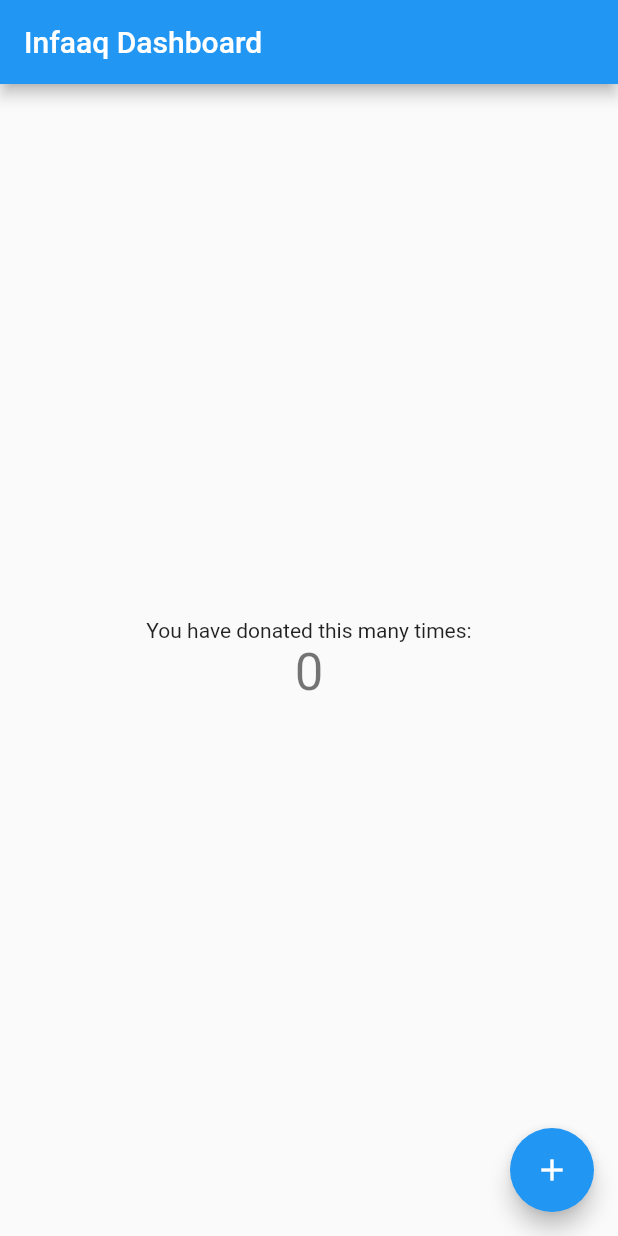
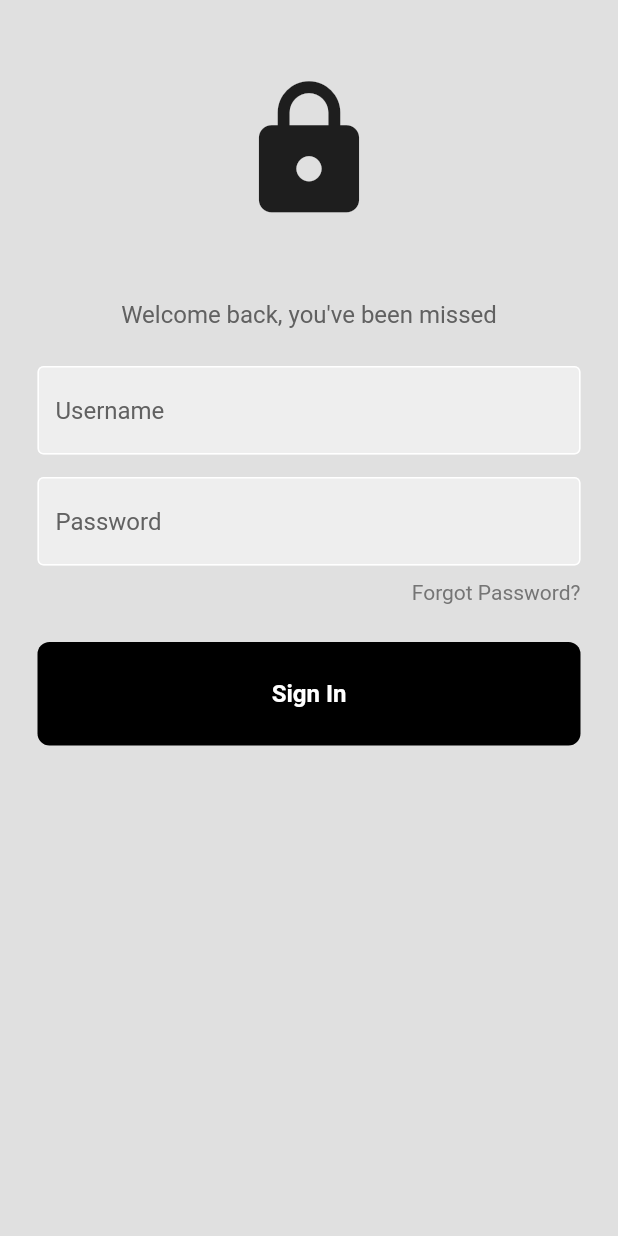
Before and after one commit to smabbasht/Infaaq-Platform-App, a Flutter app: the screen it shows after launch, on a phone screen of 412 x 824 dp. Run offline on Flutter 3.47's test engine with Material 2 defaults, Android fonts, the light colour scheme and no system bars.

Commit message:
Added Login Page

```diff
--- /dev/null
+++ b/infaaq_app/lib/components/my_button.dart
@@ -0,0 +1,36 @@
+
+
+import 'package:flutter/cupertino.dart';
+import 'package:flutter/material.dart';
+
+class MyButton extends StatelessWidget{
+
+  final Function()? onTap;
+
+  const MyButton({super.key, required this.onTap});
+
+@override
+Widget build(BuildContext context){
+  return GestureDetector(
+    onTap: onTap,
+    child: Container(
+      padding: const EdgeInsets.all(25),
+      margin: const EdgeInsets.symmetric(horizontal: 25.0),
+      decoration: BoxDecoration(
+        color: Colors.black,
+        borderRadius: BorderRadius.circular(8.0)
+      ),
+      child: const Center(
+        child: Text(
+          'Sign In',
+          style: TextStyle(
+            color: Colors.white,
+            fontWeight: FontWeight.bold,
+            fontSize: 16,
+          ),
+          ),
+      ),
+    ),
+  );
+}
+}
--- /dev/null
+++ b/infaaq_app/lib/components/text_field.dart
@@ -0,0 +1,48 @@
+
+
+
+import 'package:flutter/cupertino.dart';
+import 'package:flutter/material.dart';
+
+class MyTextField extends StatelessWidget{
+
+  final String fieldName;
+  final TextEditingController controller;
+  final bool obscureText;
+
+  const MyTextField({
+    super.key,
+    required this.fieldName,
+    required this.controller,
+    required this.obscureText
+    });
+
+
+@override
+Widget build(BuildContext context){
+  return Padding(
+              padding: const EdgeInsets.symmetric(horizontal: 25.0),
+              child: TextField(
+                controller: controller,
+                obscureText: obscureText,
+                decoration: InputDecoration(
+                  hintText: fieldName,
+                  hintStyle: TextStyle(
+                    color: Colors.grey.shade700,
+                  ),
+                  enabledBorder: const OutlineInputBorder(
+                    borderSide: BorderSide(color: Colors.white)
+                  ),
+                  focusedBorder: OutlineInputBorder(
+                    borderSide: BorderSide(
+                      color: Colors.grey.shade400,
+                    )
+                  ),
+                  fillColor: Colors.grey.shade200,
+                  filled: true,
+
+                ),
+              ),
+            );
+}
+}
--- /dev/null
+++ b/infaaq_app/lib/login_page.dart
@@ -0,0 +1,87 @@
+
+
+import 'package:flutter/material.dart';
+import 'components/text_field.dart';
+import 'components/my_button.dart';
+
+class LoginPage extends StatelessWidget{
+
+final TextEditingController _emailController = TextEditingController();
+final TextEditingController _passwordController = TextEditingController();
+
+void signUserIn(){}
+
+@override
+Widget build(BuildContext context){
+  return Scaffold(
+    backgroundColor: Colors.grey[300],
+    body: SafeArea(
+      child: Column(
+        children: <Widget> [
+
+          //logo
+            const SizedBox(height: 50,),
+            const Center(child: Icon(Icons.lock, size:100)),
+
+          //welcome back, you've been missed
+            const SizedBox(height: 50,),
+            Text('Welcome back, you\'ve been missed',
+            style: TextStyle(
+              color: Colors.grey[700],
+              fontSize: 16
+            ),
+            ),
+            const SizedBox(height: 25.0,),
+
+            //username
+
+          MyTextField(
+            fieldName: 'Username',
+            obscureText: false,
+            controller: _emailController,
+          ),
+
+          const SizedBox(height: 15.0,),
+          //password
+          MyTextField(
+            fieldName: 'Password',
+            obscureText: true,
+            controller: _passwordController,
+            ),
+
+          //forgot password
+          const SizedBox(height: 10.0,),
+
+          Padding(
+            padding: const EdgeInsets.symmetric(horizontal: 25.0),
+            child: Row(
+              mainAxisAlignment: MainAxisAlignment.end,
+              children: [
+                Text(
+                  'Forgot Password?',
+                  style: TextStyle(
+                    color: Colors.grey[600],
+                  ),
+                  ),
+              ],
+            ),
+          ),
+          //sign in btn
+          const SizedBox(height: 25.0,),
+
+          MyButton(onTap: signUserIn)
+
+          //or continue with
+
+          //google sign in
+
+          //not a member
+
+          //column
+      ],),
+    )
+  );
+}
+
+
+}
--- a/infaaq_app/lib/main.dart
+++ b/infaaq_app/lib/main.dart
@@ -1,4 +1,5 @@
 import 'package:flutter/material.dart';
+import 'login_page.dart';
 
 void main() {
   runApp(const MyApp());
@@ -24,92 +25,7 @@ class MyApp extends StatelessWidget {
         // is not restarted.
         primarySwatch: Colors.blue,
       ),
-      home: const MyHomePage(title: 'Infaaq Dashboard'),
+      home: LoginPage(),
     );
   }
 }
-
-class MyHomePage extends StatefulWidget {
-  const MyHomePage({super.key, required this.title});
-
-  // This widget is the home page of your application. It is stateful, meaning
-  // that it has a State object (defined below) that contains fields that affect
-  // how it looks.
-
-  // This class is the configuration for the state. It holds the values (in this
-  // case the title) provided by the parent (in this case the App widget) and
-  // used by the build method of the State. Fields in a Widget subclass are
-  // always marked "final".
-
-  final String title;
-
-  @override
-  State<MyHomePage> createState() => _MyHomePageState();
-}
-
-class _MyHomePageState extends State<MyHomePage> {
-  int _counter = 0;
-
-  void _incrementCounter() {
-    setState(() {
-      // This call to setState tells the Flutter framework that something has
-      // changed in this State, which causes it to rerun the build method below
-      // so that the display can reflect the updated values. If we changed
-      // _counter without calling setState(), then the build method would not be
-      // called again, and so nothing would appear to happen.
-      _counter++;
-    });
-  }
-
-  @override
-  Widget build(BuildContext context) {
-    // This method is rerun every time setState is called, for instance as done
-    // by the _incrementCounter method above.
-    //
-    // The Flutter framework has been optimized to make rerunning build methods
-    // fast, so that you can just rebuild anything that needs updating rather
-    // than having to individually change instances of widgets.
-    return Scaffold(
-      appBar: AppBar(
-        // Here we take the value from the MyHomePage object that was created by
-        // the App.build method, and use it to set our appbar title.
-        title: Text(widget.title),
-      ),
-      body: Center(
-        // Center is a layout widget. It takes a single child and positions it
-        // in the middle of the parent.
-        child: Column(
-          // Column is also a layout widget. It takes a list of children and
-          // arranges them vertically. By default, it sizes itself to fit its
-          // children horizontally, and tries to be as tall as its parent.
-          //
-          // Invoke "debug painting" (press "p" in the console, choose the
-          // "Toggle Debug Paint" action from the Flutter Inspector in Android
-          // Studio, or the "Toggle Debug Paint" command in Visual Studio Code)
-          // to see the wireframe for each widget.
-          //
-          // Column has various properties to control how it sizes itself and
-          // how it positions its children. Here we use mainAxisAlignment to
-          // center the children vertically; the main axis here is the vertical
-          // axis because Columns are vertical (the cross axis would be
-          // horizontal).
-          mainAxisAlignment: MainAxisAlignment.center,
-          children: <Widget>[
-            const Text(
-              'You have donated this many times:',
-            ),
-            Text(
-              '$_counter',
-              style: Theme.of(context).textTheme.headline4,
-            ),
-          ],
-        ),
-      ),
-      floatingActionButton: FloatingActionButton(
-        onPressed: _incrementCounter,
-        tooltip: 'Increment',
-        child: const Icon(Icons.add),
-      ), // This trailing comma makes auto-formatting nicer for build methods.
-    );
-  }
-}
```
